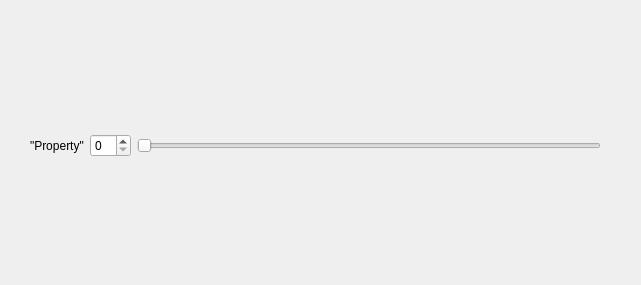
Above: Evolution_1/Frontend/startscreen/propertyslider.ui from Natali124/Evolution-Simulator before the change. Below: the same form after it.
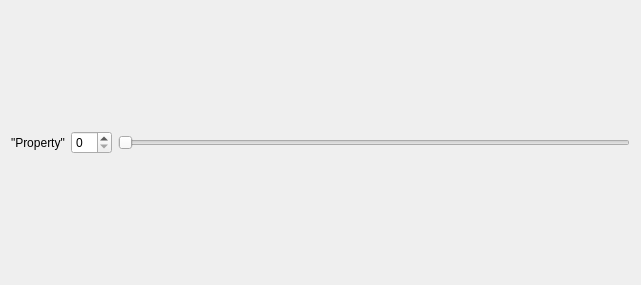
That is the form after the change.

Commit message: connecting setter functions when constructing slider

```diff
--- a/Evolution_1/Frontend/startscreen/propertyslider.ui
+++ b/Evolution_1/Frontend/startscreen/propertyslider.ui
@@ -13,15 +13,8 @@
   <property name="windowTitle">
    <string>Form</string>
   </property>
-  <widget class="QWidget" name="horizontalLayoutWidget">
-   <property name="geometry">
-    <rect>
-     <x>30</x>
-     <y>50</y>
-     <width>571</width>
-     <height>191</height>
-    </rect>
-   </property>
+  <layout class="QHBoxLayout" name="horizontalLayout_2">
+   <item>
    <layout class="QHBoxLayout" name="horizontalLayout">
     <item>
      <widget class="QLabel" name="label">
@@ -41,7 +34,8 @@
      </widget>
     </item>
    </layout>
-  </widget>
+   </item>
+  </layout>
  </widget>
  <resources/>
  <connections>
```
Lines whose indentation alone changed are shown as unchanged. The commit also changes 3 other files.
